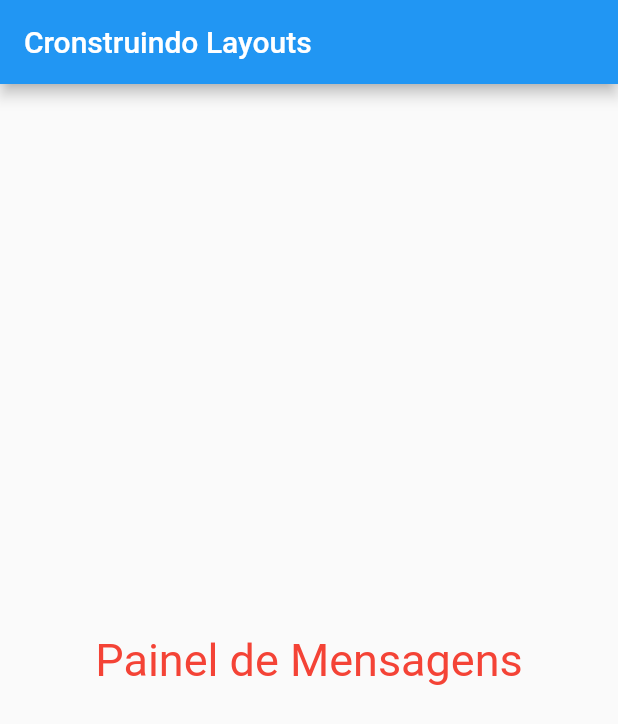
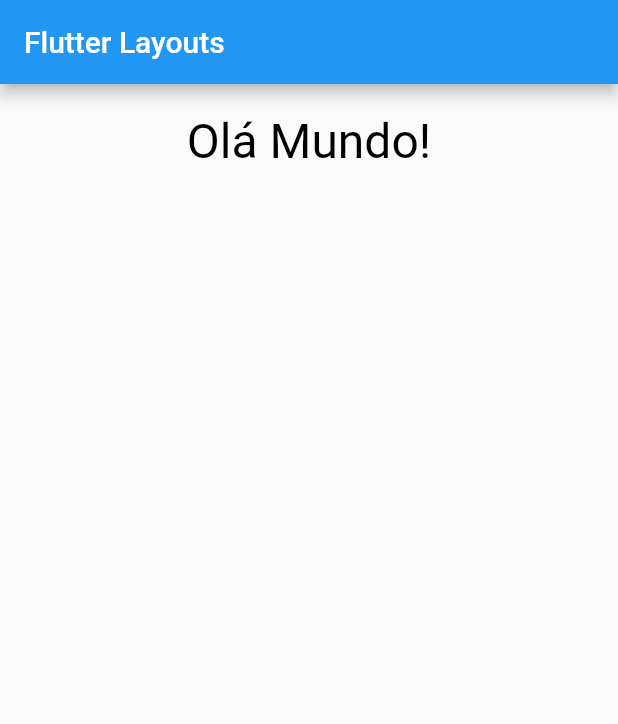
Before and after one commit to jfabiosan/FlutterStateless, a Flutter app: the screen it shows after launch, on a phone screen of 412 x 824 dp. Shown: the top 724 px of the screen. Run offline on Flutter 3.47's test engine with Material 2 defaults, Android fonts, the phone set to English and light mode, and no system bars.

Commit message:
Layout com row

```diff
--- a/lib/main.dart
+++ b/lib/main.dart
@@ -2,34 +2,28 @@ import 'package:flutter/material.dart';
 
 void main() => runApp(const MyApp());
 
-// o widget raiz da app
 class MyApp extends StatelessWidget {
-  const MyApp({super.key});
-
+  const MyApp({Key? key}) : super(key: key);
+  // This widget is the root of your application.
   @override
   Widget build(BuildContext context) {
     return MaterialApp(
-      debugShowCheckedModeBanner: false,
       home: Scaffold(
         appBar: AppBar(
-          title: const Text("Cronstruindo Layouts"),
+          title: const Text('Flutter Layouts'),
         ),
-        body: myLayout(),
+        body: const Column(children: [
+          Center(
+            heightFactor: 2,
+            child: Text('Olá Mundo!',
+                textDirection: TextDirection.ltr,
+                style: TextStyle(
+                  fontSize: 32,
+                  color: Colors.black,
+                )),
+          ),
+        ]),
       ),
     );
   }
-
-  Widget myLayout() {
-    return const Padding(
-        padding: EdgeInsets.all(50.0),
-        child: Center(
-          child: Text(
-            "Painel de Mensagens",
-            style: TextStyle(
-              color: Colors.red,
-              fontSize: 30,
-            ),
-          ),
-        ));
-  }
 }
```
